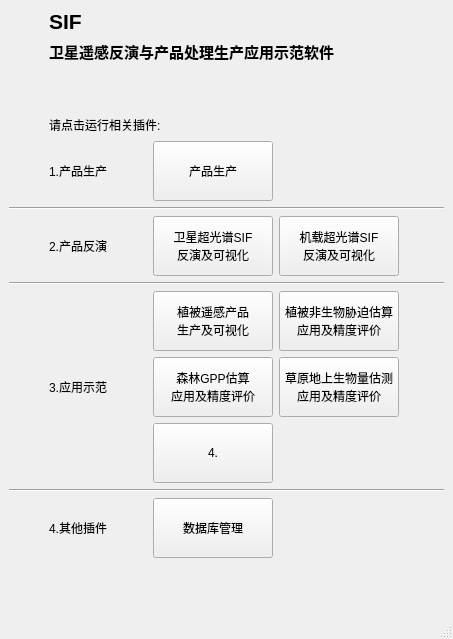
Old version of the form mainwindow.ui in the repository siliconar/YingGuang_ISN_10008.
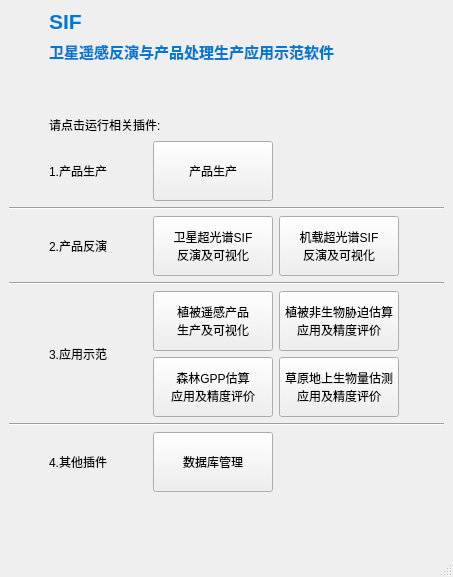
New version of the form.

Diff of the .ui file:
```diff
--- a/mainwindow.ui
+++ b/mainwindow.ui
@@ -7,7 +7,7 @@
     <x>0</x>
     <y>0</y>
     <width>453</width>
-    <height>639</height>
+    <height>577</height>
    </rect>
   </property>
   <property name="windowTitle">
@@ -38,6 +38,9 @@
           <bold>true</bold>
          </font>
         </property>
+        <property name="styleSheet">
+         <string notr="true">color: rgb(0, 120, 212);</string>
+        </property>
         <property name="text">
          <string>SIF</string>
         </property>
@@ -59,7 +62,7 @@
      </layout>
     </item>
     <item>
-     <layout class="QHBoxLayout" name="horizontalLayout_9" stretch="0,0,1">
+     <layout class="QHBoxLayout" name="horizontalLayout_9" stretch="0,0,1,0">
       <item>
        <spacer name="horizontalSpacer_12">
         <property name="orientation">
@@ -81,6 +84,9 @@
           <bold>true</bold>
          </font>
         </property>
+        <property name="styleSheet">
+         <string notr="true">color: rgb(0, 120, 212);</string>
+        </property>
         <property name="text">
          <string>卫星遥感反演与产品处理生产应用示范软件</string>
         </property>
@@ -416,36 +422,6 @@
             </item>
            </layout>
           </item>
-          <item>
-           <layout class="QHBoxLayout" name="horizontalLayout_3">
-            <item>
-             <widget class="QPushButton" name="btn3_5">
-              <property name="minimumSize">
-               <size>
-                <width>120</width>
-                <height>60</height>
-               </size>
-              </property>
-              <property name="text">
-               <string>4.</string>
-              </property>
-             </widget>
-            </item>
-            <item>
-             <spacer name="horizontalSpacer">
-              <property name="orientation">
-               <enum>Qt::Orientation::Horizontal</enum>
-              </property>
-              <property name="sizeHint" stdset="0">
-               <size>
-                <width>40</width>
-                <height>20</height>
-               </size>
-              </property>
-             </spacer>
-            </item>
-           </layout>
-          </item>
          </layout>
         </item>
         <item>
```
Left out of the diff: 12 changed lines with no effect on the pictures.
